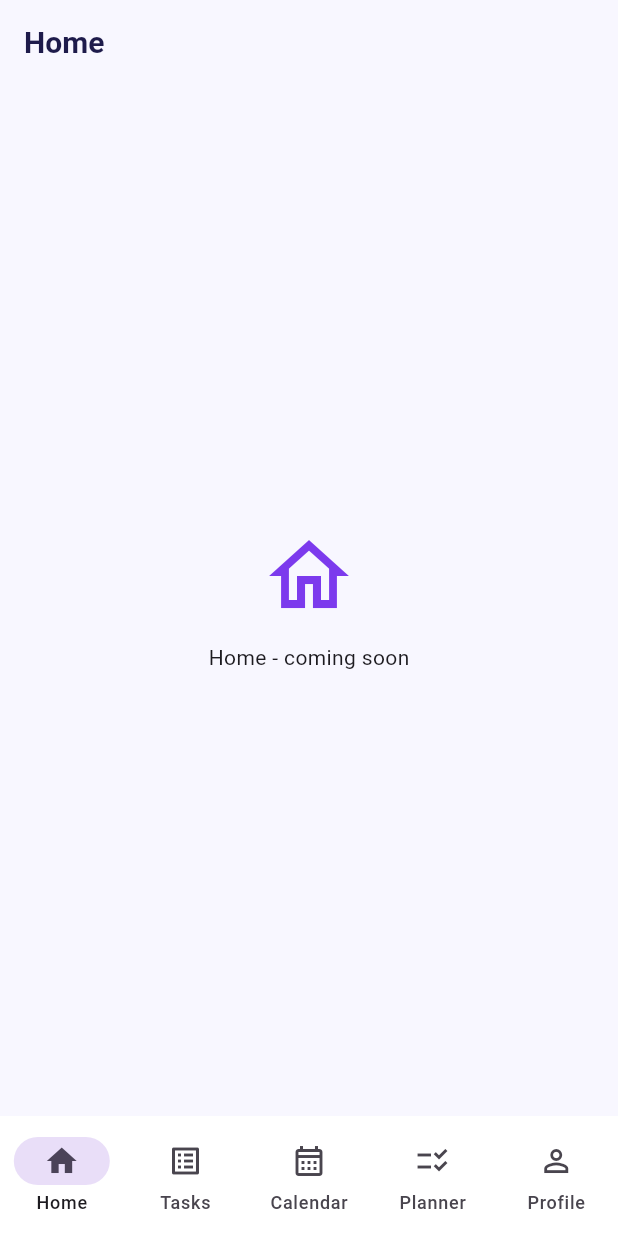
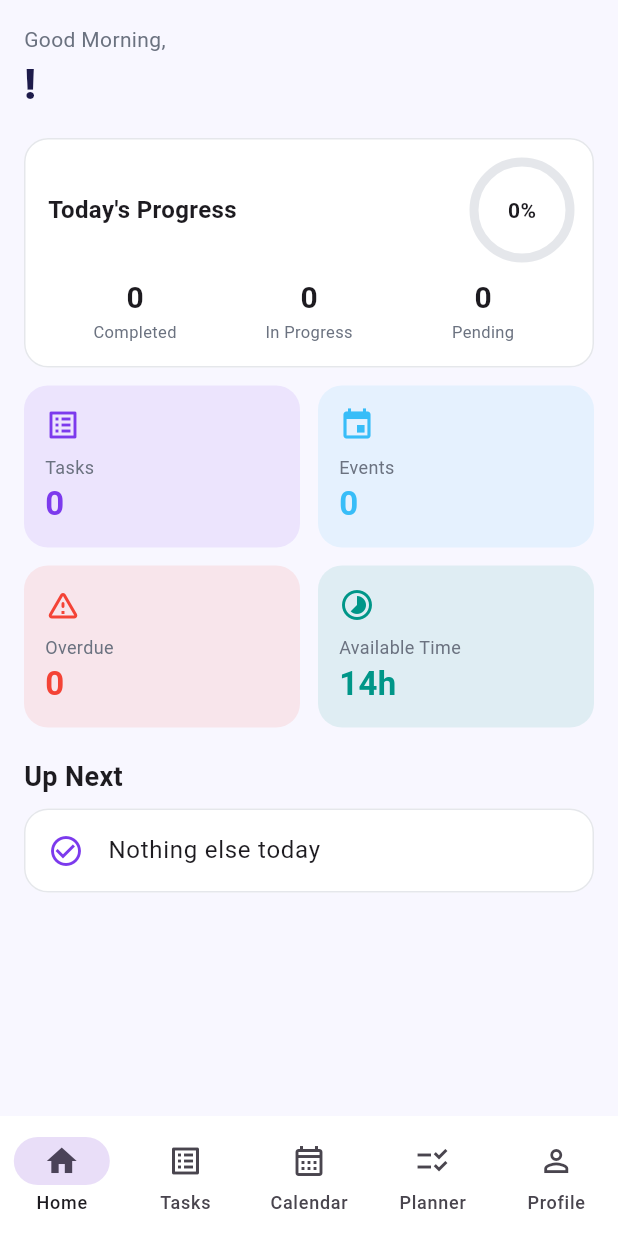
Before and after one commit to Marinaderias/plannix, a Flutter app: the screen it shows once a user with an empty profile is signed in, on a phone screen of 412 x 824 dp. Run offline on Flutter 3.47's test engine with Material 3 defaults, Android fonts, the phone set to English and light mode, and no system bars; our stand-ins replace flutter_riverpod, supabase_flutter, table_calendar; accounts and stored records are empty.

Commit message:
Add home dashboard

```diff
--- a/lib/core/widgets/placeholder_screen.dart
+++ /dev/null
@@ -1,25 +0,0 @@
-import 'package:flutter/material.dart';
-
-class PlaceholderScreen extends StatelessWidget {
-  const PlaceholderScreen({super.key, required this.title, required this.icon});
-
-  final String title;
-  final IconData icon;
-
-  @override
-  Widget build(BuildContext context) {
-    return Scaffold(
-      appBar: AppBar(title: Text(title)),
-      body: Center(
-        child: Column(
-          mainAxisSize: MainAxisSize.min,
-          children: [
-            Icon(icon, size: 64, color: Theme.of(context).colorScheme.primary),
-            const SizedBox(height: 12),
-            Text('$title - coming soon'),
-          ],
-        ),
-      ),
-    );
-  }
-}
--- /dev/null
+++ b/lib/features/home/home_screen.dart
@@ -0,0 +1,268 @@
+import 'package:flutter/material.dart';
+import 'package:flutter_riverpod/flutter_riverpod.dart';
+import 'package:intl/intl.dart';
+
+import '../../core/scheduling/daily_progress.dart';
+import '../../core/scheduling/scheduled_item.dart';
+import '../../core/scheduling/scheduling_service.dart';
+import '../../core/theme/app_theme.dart';
+import '../auth/data/auth_repository.dart';
+import '../events/data/events_repository.dart';
+import '../tasks/data/tasks_providers.dart';
+
+
+class HomeScreen extends ConsumerWidget {
+  const HomeScreen({super.key});
+
+  static String _greeting() {
+    final h = DateTime.now().hour;
+    if (h < 12) return 'Good Morning,';
+    if (h < 17) return 'Good Afternoon,';
+    return 'Good Evening,';
+  }
+
+  static String _format(Duration d) {
+    final h = d.inHours;
+    final m = d.inMinutes % 60;
+    if (h == 0) return '${m}m';
+    if (m == 0) return '${h}h';
+    return '${h}h ${m}m';
+  }
+
+  @override
+  Widget build(BuildContext context, WidgetRef ref) {
+    final user = ref.watch(authRepositoryProvider).currentUser;
+    final fullName = user?.userMetadata?['full_name'] as String? ?? 'there';
+    final firstName = fullName.split(' ').first;
+
+    final tasks = ref.watch(tasksProvider).value ?? [];
+    final events = ref.watch(eventsProvider).value ?? [];
+    final now = DateTime.now();
+    final today = DateTime(now.year, now.month, now.day);
+
+    bool isToday(DateTime d) =>
+        d.year == today.year && d.month == today.month && d.day == today.day;
+
+    final progress = DailyProgress.forDay(tasks, today);
+    final todayEvents = events.where((e) => isToday(e.startTime)).toList();
+    final overdue = tasks.where((t) => t.isOverdue).length;
+
+    final items = <ScheduledItem>[
+      for (final e in events) ScheduledItem.fromEvent(e),
+      for (final t in tasks)
+        if (ScheduledItem.fromTask(t) != null) ScheduledItem.fromTask(t)!,
+    ];
+    final free = SchedulingService.totalFree(
+      SchedulingService.findFreeSlots(
+        dayStart: DateTime(today.year, today.month, today.day, 8),
+        dayEnd: DateTime(today.year, today.month, today.day, 22),
+        items: items,
+      ),
+    );
+
+    // Next item today that hasn't started yet.
+    final upcoming = items
+        .where((i) => isToday(i.start) && i.start.isAfter(now))
+        .toList()
+      ..sort((a, b) => a.start.compareTo(b.start));
+    final next = upcoming.firstOrNull;
+
+    final timeFormat = DateFormat('h:mm a');
+
+    return Scaffold(
+      body: SafeArea(
+        child: ListView(
+          padding: const EdgeInsets.all(16),
+          children: [
+            Text(_greeting(),
+                style: const TextStyle(color: AppColors.textMuted)),
+            Text(
+              '$firstName!',
+              style: const TextStyle(
+                fontSize: 28,
+                fontWeight: FontWeight.w800,
+                color: AppColors.textDark,
+              ),
+            ),
+            const SizedBox(height: 16),
+            Card(
+              child: Padding(
+                padding: const EdgeInsets.all(16),
+                child: Column(
+                  crossAxisAlignment: CrossAxisAlignment.start,
+                  children: [
+                    Row(
+                      children: [
+                        const Expanded(
+                          child: Text("Today's Progress",
+                              style: TextStyle(
+                                  fontSize: 16, fontWeight: FontWeight.w700)),
+                        ),
+                        SizedBox(
+                          width: 64,
+                          height: 64,
+                          child: Stack(
+                            fit: StackFit.expand,
+                            children: [
+                              CircularProgressIndicator(
+                                value: progress.percentage / 100,
+                                strokeWidth: 6,
+                                backgroundColor: AppColors.border,
+                                color: AppColors.purple,
+                              ),
+                              Center(
+                                child: Text(
+                                  '${progress.percentage.round()}%',
+                                  style: const TextStyle(
+                                      fontWeight: FontWeight.w700),
+                                ),
+                              ),
+                            ],
+                          ),
+                        ),
+                      ],
+                    ),
+                    const SizedBox(height: 12),
+                    Row(
+                      children: [
+                        _Mini('Completed', progress.completed),
+                        _Mini('In Progress', progress.inProgress),
+                        _Mini('Pending', progress.pending),
+                      ],
+                    ),
+                  ],
+                ),
+              ),
+            ),
+            const SizedBox(height: 12),
+            Row(
+              children: [
+                Expanded(
+                  child: _StatCard(
+                    label: 'Tasks',
+                    value: '${tasks.length}',
+                    color: AppColors.purple,
+                    icon: Icons.list_alt,
+                  ),
+                ),
+                const SizedBox(width: 12),
+                Expanded(
+                  child: _StatCard(
+                    label: 'Events',
+                    value: '${todayEvents.length}',
+                    color: AppColors.blue,
+                    icon: Icons.event,
+                  ),
+                ),
+              ],
+            ),
+            const SizedBox(height: 12),
+            Row(
+              children: [
+                Expanded(
+                  child: _StatCard(
+                    label: 'Overdue',
+                    value: '$overdue',
+                    color: Colors.red,
+                    icon: Icons.warning_amber_rounded,
+                  ),
+                ),
+                const SizedBox(width: 12),
+                Expanded(
+                  child: _StatCard(
+                    label: 'Available Time',
+                    value: _format(free),
+                    color: Colors.teal,
+                    icon: Icons.timelapse,
+                  ),
+                ),
+              ],
+            ),
+            const SizedBox(height: 20),
+            const Text('Up Next',
+                style: TextStyle(fontSize: 18, fontWeight: FontWeight.w700)),
+            const SizedBox(height: 8),
+            Card(
+              child: ListTile(
+                leading: Icon(
+                  next == null
+                      ? Icons.check_circle_outline
+                      : next.type == ScheduledItemType.event
+                          ? Icons.event
+                          : Icons.task_alt,
+                  color: AppColors.purple,
+                ),
+                title: Text(next?.title ?? 'Nothing else today'),
+                subtitle: next == null
+                    ? null
+                    : Text(
+                        '${timeFormat.format(next.start)} - ${timeFormat.format(next.end)}'),
+              ),
+            ),
+          ],
+        ),
+      ),
+    );
+  }
+}
+
+class _Mini extends StatelessWidget {
+  const _Mini(this.label, this.value);
+
+  final String label;
+  final int value;
+
+  @override
+  Widget build(BuildContext context) {
+    return Expanded(
+      child: Column(
+        children: [
+          Text('$value',
+              style:
+                  const TextStyle(fontSize: 20, fontWeight: FontWeight.w700)),
+          Text(label,
+              style: const TextStyle(
+                  fontSize: 11, color: AppColors.textMuted)),
+        ],
+      ),
+    );
+  }
+}
+
+class _StatCard extends StatelessWidget {
+  const _StatCard({
+    required this.label,
+    required this.value,
+    required this.color,
+    required this.icon,
+  });
+
+  final String label;
+  final String value;
+  final Color color;
+  final IconData icon;
+
+  @override
+  Widget build(BuildContext context) {
+    return Container(
+      padding: const EdgeInsets.all(14),
+      decoration: BoxDecoration(
+        color: color.withValues(alpha: 0.1),
+        borderRadius: BorderRadius.circular(16),
+      ),
+      child: Column(
+        crossAxisAlignment: CrossAxisAlignment.start,
+        children: [
+          Icon(icon, color: color),
+          const SizedBox(height: 8),
+          Text(label,
+              style:
+                  const TextStyle(fontSize: 12, color: AppColors.textMuted)),
+          Text(value,
+              style: TextStyle(
+                  fontSize: 22, fontWeight: FontWeight.w700, color: color)),
+        ],
+      ),
+    );
+  }
+}
--- a/lib/features/home/main_shell.dart
+++ b/lib/features/home/main_shell.dart
@@ -1,11 +1,11 @@
 import 'package:flutter/material.dart';
 
-import '../../core/widgets/placeholder_screen.dart';
 import '../calendar/presentation/calendar_screen.dart';
 import '../profile/profile_screen.dart';
 import '../tasks/presentation/task_form_screen.dart';
 import '../tasks/presentation/tasks_screen.dart';
 import '../planner/presentation/planner_screen.dart';
+import 'home_screen.dart';
 
 class MainShell extends StatefulWidget {
   const MainShell({super.key});
@@ -18,7 +18,7 @@ class _MainShellState extends State<MainShell> {
   int _index = 0;
 
   late final List<Widget> _pages = [
-    const PlaceholderScreen(title: 'Home', icon: Icons.home_outlined),
+    const HomeScreen(),
     const _TasksPage(),
     const CalendarScreen(),
     const PlannerScreen(),
```
